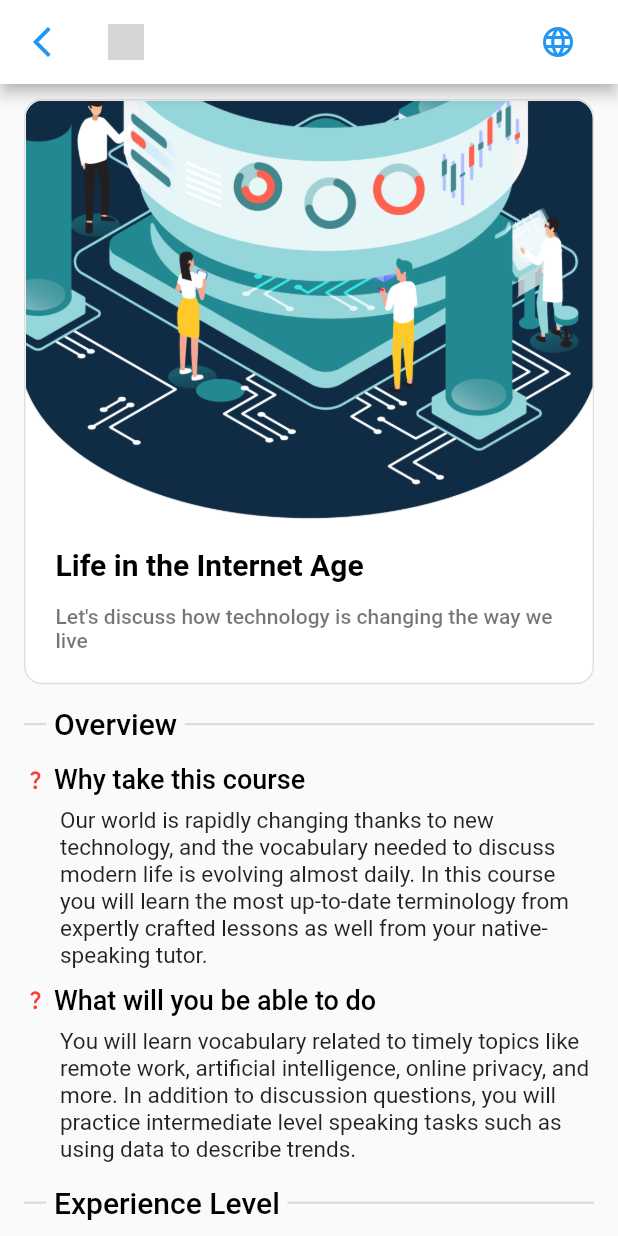
After one commit to trongduc1509/lettutor_app, a Flutter app: the screen it shows after launch, after a tap on "Life in the Internet Age", on a phone screen of 412 x 824 dp. The commit adds this screen. Run offline on Flutter 3.47's test engine with Material 2 defaults, Android fonts, the light colour scheme and no system bars; grey boxes are pictures that could not be loaded.

Commit message:
course detail page

```diff
--- /dev/null
+++ b/lib/feature/courses/detail/course_detail_page.dart
@@ -0,0 +1,428 @@
+import 'package:flutter/material.dart';
+
+class CourseDetailPage extends StatefulWidget {
+  const CourseDetailPage({Key? key}) : super(key: key);
+
+  @override
+  State<CourseDetailPage> createState() => _CourseDetailPageState();
+}
+
+class _CourseDetailPageState extends State<CourseDetailPage> {
+  final List<String> topics = [
+    'The Internet',
+    'Artificial Intelligence (AI)',
+    'Social Media',
+    'Internet Privacy',
+    'Live Streaming',
+    'Coding',
+    'Technology Transforming Healthcare',
+    'Smart Home Technology',
+    'Remote Work - A Dream Job?',
+  ];
+
+  @override
+  Widget build(BuildContext context) {
+    return Scaffold(
+      appBar: AppBar(
+        automaticallyImplyLeading: false,
+        backgroundColor: Colors.white,
+        centerTitle: true,
+        leading: IconButton(
+            onPressed: Navigator.of(context).pop,
+            icon: const Icon(
+              Icons.arrow_back_ios_new,
+              color: Colors.blue,
+            )),
+        title:
+            Row(mainAxisAlignment: MainAxisAlignment.spaceBetween, children: [
+          Image.asset(
+            'assets/images/lettutor_logo.png',
+            height: 24.0,
+          ),
+          IconButton(
+              onPressed: () {},
+              icon: Icon(
+                Icons.language,
+                size: 24.0,
+                color: Theme.of(context).primaryColor,
+              )),
+        ]),
+      ),
+      body: SingleChildScrollView(
+        child: Padding(
+          padding: const EdgeInsets.symmetric(
+            horizontal: 16.0,
+            vertical: 10.0,
+          ),
+          child: Column(
+            children: [
+              Container(
+                decoration: BoxDecoration(
+                  color: Colors.white,
+                  border: Border.all(
+                    color: Theme.of(context).dividerColor,
+                  ),
+                  borderRadius: BorderRadius.circular(12.0),
+                ),
+                child: Column(
+                  crossAxisAlignment: CrossAxisAlignment.start,
+                  children: [
+                    ClipRRect(
+                      borderRadius: const BorderRadius.only(
+                        topLeft: Radius.circular(12.0),
+                        topRight: Radius.circular(12.0),
+                      ),
+                      child: Image.asset('assets/images/temp_course_item.png'),
+                    ),
+                    const SizedBox(
+                      height: 15.0,
+                    ),
+                    Padding(
+                      padding: const EdgeInsets.symmetric(
+                        horizontal: 20.0,
+                      ),
+                      child: Column(
+                        crossAxisAlignment: CrossAxisAlignment.start,
+                        children: const [
+                          Text(
+                            'Life in the Internet Age',
+                            style: TextStyle(
+                              color: Colors.black,
+                              fontSize: 20.0,
+                              fontWeight: FontWeight.w700,
+                            ),
+                          ),
+                          SizedBox(
+                            height: 15.0,
+                          ),
+                          Text(
+                            "Let's discuss how technology is changing the way we live",
+                            style: TextStyle(
+                              color: Colors.black54,
+                              fontWeight: FontWeight.w500,
+                            ),
+                          ),
+                          SizedBox(
+                            height: 10.0,
+                          ),
+                        ],
+                      ),
+                    ),
+                    const SizedBox(
+                      height: 10.0,
+                    ),
+                  ],
+                ),
+              ),
+              const SizedBox(
+                height: 15.0,
+              ),
+              Row(
+                children: [
+                  DecoratedBox(
+                    decoration: BoxDecoration(
+                      color: Theme.of(context).dividerColor,
+                    ),
+                    child: const SizedBox(
+                      height: 1.5,
+                      width: 15.0,
+                    ),
+                  ),
+                  const SizedBox(
+                    width: 5.0,
+                  ),
+                  const Text(
+                    'Overview',
+                    style: TextStyle(
+                      color: Colors.black,
+                      fontSize: 20.0,
+                      fontWeight: FontWeight.w500,
+                    ),
+                  ),
+                  const SizedBox(
+                    width: 5.0,
+                  ),
+                  Expanded(
+                    child: DecoratedBox(
+                      decoration: BoxDecoration(
+                        color: Theme.of(context).dividerColor,
+                      ),
+                      child: const SizedBox(
+                        height: 1.5,
+                      ),
+                    ),
+                  ),
+                ],
+              ),
+              const SizedBox(
+                height: 15.0,
+              ),
+              Row(
+                children: const [
+                  Icon(
+                    Icons.question_mark_rounded,
+                    size: 15.0,
+                    color: Colors.red,
+                  ),
+                  SizedBox(
+                    width: 5.0,
+                  ),
+                  Text(
+                    'Why take this course',
+                    style: TextStyle(
+                      color: Colors.black,
+                      fontSize: 18.0,
+                      fontWeight: FontWeight.w500,
+                    ),
+                  )
+                ],
+              ),
+              const SizedBox(
+                height: 8.0,
+              ),
+              const Padding(
+                padding: EdgeInsets.only(
+                  left: 24.0,
+                ),
+                child: Text(
+                  'Our world is rapidly changing thanks to new technology, and the vocabulary needed to discuss modern life is evolving almost daily. In this course you will learn the most up-to-date terminology from expertly crafted lessons as well from your native-speaking tutor.',
+                  style: TextStyle(
+                    fontSize: 15.0,
+                  ),
+                ),
+              ),
+              const SizedBox(
+                height: 10.0,
+              ),
+              Row(
+                children: const [
+                  Icon(
+                    Icons.question_mark_rounded,
+                    size: 15.0,
+                    color: Colors.red,
+                  ),
+                  SizedBox(
+                    width: 5.0,
+                  ),
+                  Text(
+                    'What will you be able to do',
+                    style: TextStyle(
+                      color: Colors.black,
+                      fontSize: 18.0,
+                      fontWeight: FontWeight.w500,
+                    ),
+                  )
+                ],
+              ),
+              const SizedBox(
+                height: 8.0,
+              ),
+              const Padding(
+                padding: EdgeInsets.only(
+                  left: 24.0,
+                ),
+                child: Text(
+                  'You will learn vocabulary related to timely topics like remote work, artificial intelligence, online privacy, and more. In addition to discussion questions, you will practice intermediate level speaking tasks such as using data to describe trends.',
+                  style: TextStyle(
+                    fontSize: 15.0,
+                  ),
+                ),
+              ),
+              const SizedBox(
+                height: 15.0,
+              ),
+              Row(
+                children: [
+                  DecoratedBox(
+                    decoration: BoxDecoration(
+                      color: Theme.of(context).dividerColor,
+                    ),
+                    child: const SizedBox(
+                      height: 1.5,
+                      width: 15.0,
+                    ),
+                  ),
+                  const SizedBox(
+                    width: 5.0,
+                  ),
+                  const Text(
+                    'Experience Level',
+                    style: TextStyle(
+                      color: Colors.black,
+                      fontSize: 20.0,
+                      fontWeight: FontWeight.w500,
+                    ),
+                  ),
+                  const SizedBox(
+                    width: 5.0,
+                  ),
+                  Expanded(
+                    child: DecoratedBox(
+                      decoration: BoxDecoration(
+                        color: Theme.of(context).dividerColor,
+                      ),
+                      child: const SizedBox(
+                        height: 1.5,
+                      ),
+                    ),
+                  ),
+                ],
+              ),
+              const SizedBox(
+                height: 15.0,
+              ),
+              Row(
+                children: const [
+                  Icon(
+                    Icons.person_add_alt,
+                    size: 15.0,
+                    color: Colors.blue,
+                  ),
+                  SizedBox(
+                    width: 5.0,
+                  ),
+                  Text(
+                    'Intermediate',
+                    style: TextStyle(
+                      color: Colors.black,
+                      fontSize: 18.0,
+                      fontWeight: FontWeight.w400,
+                    ),
+                  )
+                ],
+              ),
+              const SizedBox(
+                height: 15.0,
+              ),
+              Row(
+                children: [
+                  DecoratedBox(
+                    decoration: BoxDecoration(
+                      color: Theme.of(context).dividerColor,
+                    ),
+                    child: const SizedBox(
+                      height: 1.5,
+                      width: 15.0,
+                    ),
+                  ),
+                  const SizedBox(
+                    width: 5.0,
+                  ),
+                  const Text(
+                    'Course Length',
+                    style: TextStyle(
+                      color: Colors.black,
+                      fontSize: 20.0,
+                      fontWeight: FontWeight.w500,
+                    ),
+                  ),
+                  const SizedBox(
+                    width: 5.0,
+                  ),
+                  Expanded(
+                    child: DecoratedBox(
+                      decoration: BoxDecoration(
+                        color: Theme.of(context).dividerColor,
+                      ),
+                      child: const SizedBox(
+                        height: 1.5,
+                      ),
+                    ),
+                  ),
+                ],
+              ),
+              const SizedBox(
+                height: 15.0,
+              ),
+              Row(
+                children: const [
+                  Icon(
+                    Icons.topic,
+                    size: 15.0,
+                    color: Colors.blue,
+                  ),
+                  SizedBox(
+                    width: 5.0,
+                  ),
+                  Text(
+                    '9 topics',
+                    style: TextStyle(
+                      color: Colors.black,
+                      fontSize: 18.0,
+                      fontWeight: FontWeight.w400,
+                    ),
+                  )
+                ],
+              ),
+              const SizedBox(
+                height: 15.0,
+              ),
+              Row(
+                children: [
+                  DecoratedBox(
+                    decoration: BoxDecoration(
+                      color: Theme.of(context).dividerColor,
+                    ),
+                    child: const SizedBox(
+                      height: 1.5,
+                      width: 15.0,
+                    ),
+                  ),
+                  const SizedBox(
+                    width: 5.0,
+                  ),
+                  const Text(
+                    'List Topics',
+                    style: TextStyle(
+                      color: Colors.black,
+                      fontSize: 20.0,
+                      fontWeight: FontWeight.w500,
+                    ),
+                  ),
+                  const SizedBox(
+                    width: 5.0,
+                  ),
+                  Expanded(
+                    child: DecoratedBox(
+                      decoration: BoxDecoration(
+                        color: Theme.of(context).dividerColor,
+                      ),
+                      child: const SizedBox(
+                        height: 1.5,
+                      ),
+                    ),
+                  ),
+                ],
+              ),
+              const SizedBox(
+                height: 15.0,
+              ),
+              ListView.separated(
+                physics: const NeverScrollableScrollPhysics(),
+                shrinkWrap: true,
+                itemBuilder: (context, index) => Container(
+                  padding: const EdgeInsets.symmetric(
+                    horizontal: 16.0,
+                    vertical: 10.0,
+                  ),
+                  decoration: BoxDecoration(
+                    color: Colors.grey,
+                    border: Border.all(
+                      color: Theme.of(context).dividerColor,
+                    ),
+                    borderRadius: BorderRadius.circular(12.0),
+                  ),
+                  child: Text('${index + 1}. ${topics[index]}'),
+                ),
+                itemCount: topics.length,
+                separatorBuilder: (context, index) => const SizedBox(
+                  height: 10.0,
+                ),
+              )
+            ],
+          ),
+        ),
+      ),
+    );
+  }
+}
--- a/lib/feature/courses/entities/course_item.dart
+++ b/lib/feature/courses/entities/course_item.dart
@@ -1,11 +1,16 @@
 import 'package:flutter/material.dart';
+import 'package:lettutor_app/feature/courses/detail/course_detail_page.dart';
 
 class CourseItem extends StatelessWidget {
   const CourseItem({Key? key}) : super(key: key);
 
   @override
   Widget build(BuildContext context) {
-    return Container(
+    return GestureDetector(
+      onTap: () => Navigator.of(context).push(
+          MaterialPageRoute(builder: (context) => const CourseDetailPage())),
+      behavior: HitTestBehavior.opaque,
+      child: Container(
         decoration: BoxDecoration(
           borderRadius: BorderRadius.circular(12.0),
           color: Colors.white,
@@ -61,6 +66,7 @@ class CourseItem extends StatelessWidget {
             )
           ],
         ),
+      ),
     );
   }
 }
--- a/lib/main.dart
+++ b/lib/main.dart
@@ -1,6 +1,5 @@
 import 'package:flutter/material.dart';
 
-import 'feature/authentication/login_page.dart';
 import 'feature/home/home_page.dart';
 
 void main() {
```
Lines whose indentation alone changed are shown as unchanged.
